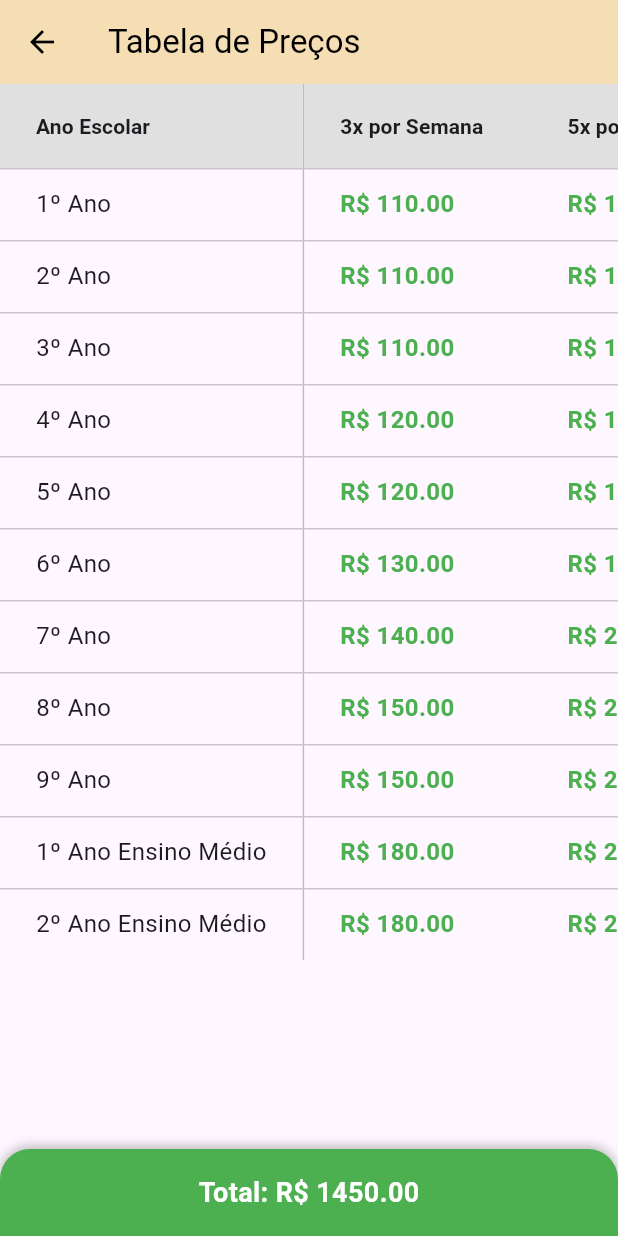
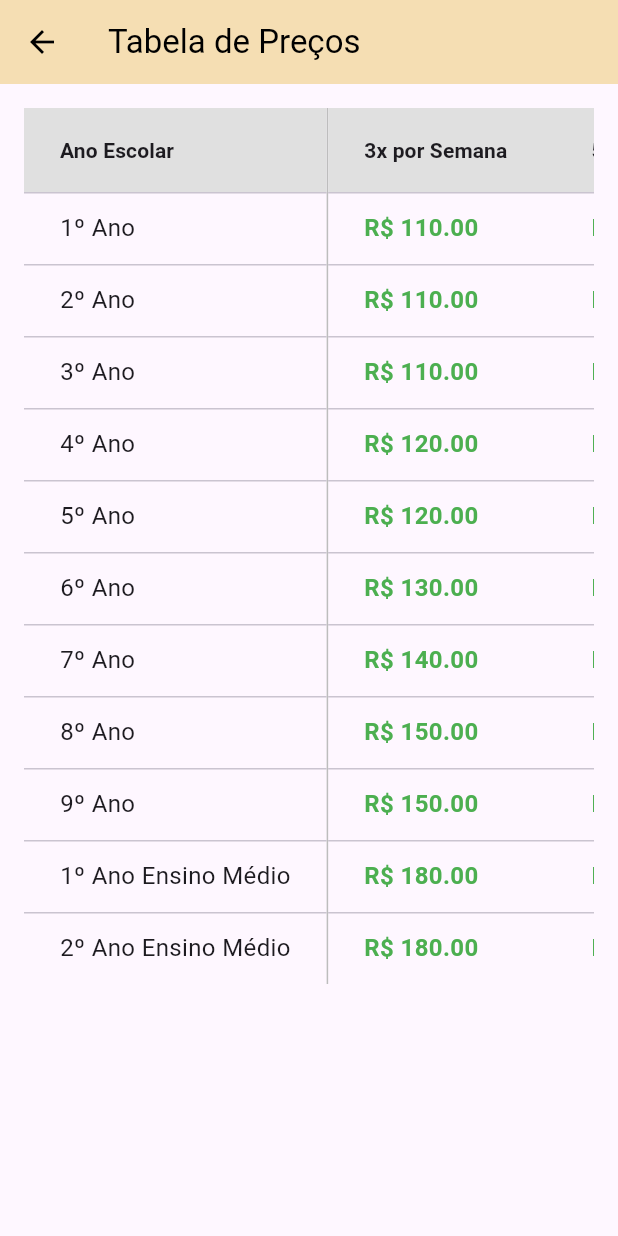
Before and after one commit to christian-marques/teaching_planner, a Flutter app: the FinancePage screen opened directly, on a phone screen of 412 x 824 dp. Run offline on Flutter 3.47's test engine with Material 3 defaults, Android fonts, the phone set to English and light mode, and no system bars.

Commit message:
Revert "Update finance.dart"
This reverts commit 5fc6edc89abc7fb633de9fb980eed464fc11c86f.

```diff
--- a/teaching_planner/lib/pages/finance.dart
+++ b/teaching_planner/lib/pages/finance.dart
@@ -1,18 +1,12 @@
 import 'package:flutter/material.dart';
 import '../services/finance_service.dart';
-import '../services/student_service.dart';
-import '../models/student.dart';
 
 class FinancePage extends StatelessWidget {
   const FinancePage({super.key});
 
-  double _calculateTotal(List<Student> students) {
-    return students.fold(0, (total, student) => total + FinanceService.getTuitionFee(student));
-  }
-
   @override
   Widget build(BuildContext context) {
-    final students = StudentService.getStudents();
+    // Lista de anos escolares e valores de mensalidade
     final tuitionEntries = FinanceService.tuitionFees.entries.toList();
 
     return Scaffold(
@@ -21,12 +15,10 @@ class FinancePage extends StatelessWidget {
         title: const Text("Tabela de Preços", style: TextStyle(color: Colors.black)),
         iconTheme: const IconThemeData(color: Colors.black),
       ),
-      body: Column(
-        children: [
-          // Tabela rolável
-          Expanded(
+      body: Padding(
+        padding: const EdgeInsets.all(16.0),
         child: SingleChildScrollView(
-              scrollDirection: Axis.horizontal,
+          scrollDirection: Axis.horizontal, // Permite rolagem horizontal
           child: Row(
             crossAxisAlignment: CrossAxisAlignment.start,
             children: [
@@ -77,27 +69,6 @@ class FinancePage extends StatelessWidget {
           ),
         ),
       ),
-
-          // Total fixo colado no final da tela
-          Container(
-            width: double.infinity,
-            padding: const EdgeInsets.symmetric(vertical: 16),
-            decoration: BoxDecoration(
-              color: Colors.green,
-              borderRadius: const BorderRadius.vertical(top: Radius.circular(20)),
-              boxShadow: [
-                BoxShadow(color: Colors.black26, blurRadius: 6, offset: Offset(0, -2)),
-              ],
-            ),
-            child: Center(
-              child: Text(
-                "Total: R\$ ${_calculateTotal(students).toStringAsFixed(2)}",
-                style: const TextStyle(fontSize: 18, fontWeight: FontWeight.bold, color: Colors.white),
-              ),
-            ),
-          ),
-        ],
-      ),
     );
   }
 }
```
Lines whose indentation alone changed are shown as unchanged.
